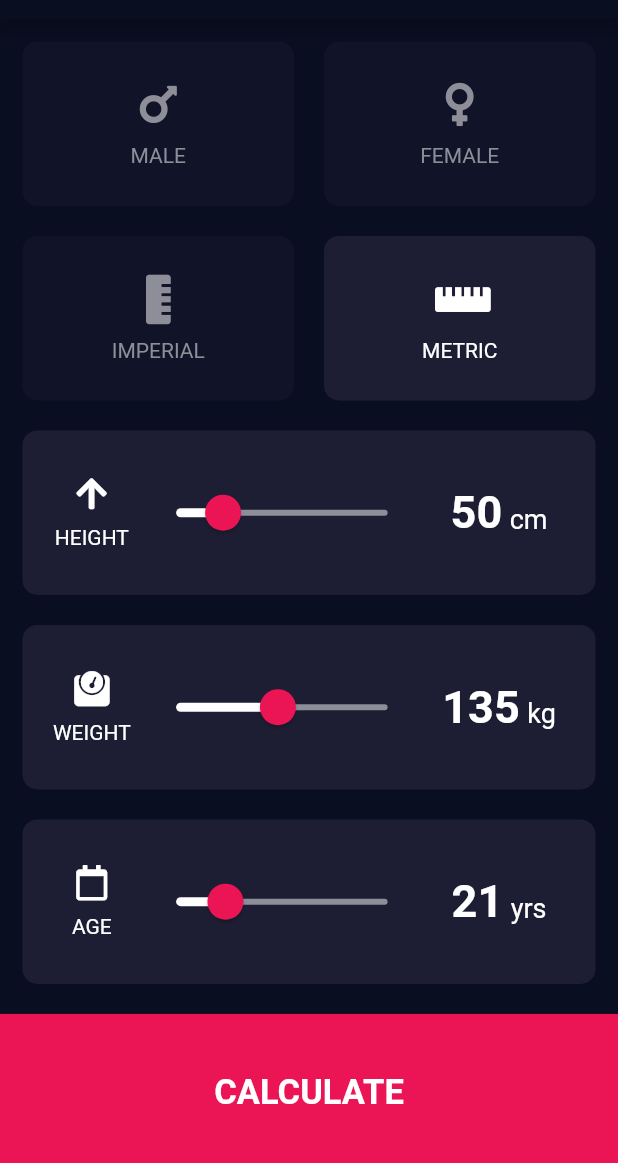
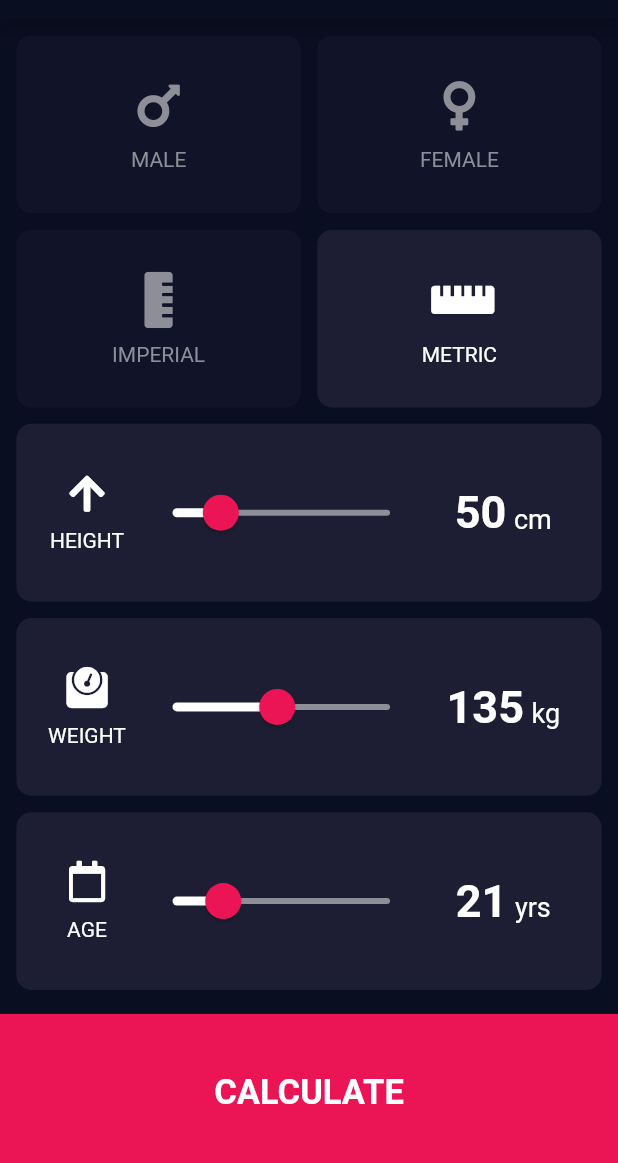
Before and after one commit to github-armin/flutter-bmi-calculator, a Flutter app: the screen it shows after launch, after a tap on "METRIC", on a phone screen of 412 x 824 dp, the part 65-1228 px from its top. Run offline on Flutter 3.47's test engine with Material 2 defaults, Android fonts, the phone set to English and light mode, and no system bars; our stand-ins replace font_awesome_flutter.

Commit message:
adding more dynamic sizes

```diff
--- a/lib/screens/input_screen.dart
+++ b/lib/screens/input_screen.dart
@@ -5,6 +5,7 @@ import 'package:bmi_calc/widgets/card_button.dart';
 import 'package:bmi_calc/widgets/submit_button.dart';
 import 'package:bmi_calc/widgets/card_slider.dart';
 import 'package:bmi_calc/helper/bmi.dart';
+import 'package:bmi_calc/size_config.dart';
 import 'package:bmi_calc/constants.dart';
 
 class InputScreen extends StatefulWidget {
@@ -22,6 +23,7 @@ class _InputScreenState extends State<InputScreen> {
 
   @override
   Widget build(BuildContext context) {
+    SizeConfig().init(context);
     return Scaffold(
       resizeToAvoidBottomPadding: false,
       appBar: AppBar(
@@ -33,7 +35,7 @@ class _InputScreenState extends State<InputScreen> {
           Expanded(
             flex: 6,
             child: Container(
-              padding: EdgeInsets.all(kScreenPadding),
+              padding: EdgeInsets.all(SizeConfig.screenPadding),
               child: Column(
                 crossAxisAlignment: CrossAxisAlignment.stretch,
                 children: [
--- a/lib/size_config.dart
+++ b/lib/size_config.dart
@@ -9,6 +9,8 @@ class SizeConfig {
   static double iconSize;
   static double cardSliderIconSize;
   static double cardButtonIconSize;
+  static double screenPadding;
+  static double cardWrapperMargin;
 
   void init(BuildContext context) {
     _mediaQueryData = MediaQuery.of(context);
@@ -17,7 +19,9 @@ class SizeConfig {
     blockSizeHorizontal = screenWidth / 100;
     blockSizeVertical = screenHeight / 100;
     iconSize = screenHeight / 20;
-    cardSliderIconSize = screenHeight / 35;
-    cardButtonIconSize = screenHeight / 25;
+    cardSliderIconSize = screenHeight / 30;
+    cardButtonIconSize = screenHeight / 22;
+    screenPadding = screenWidth / 75;
+    cardWrapperMargin = screenWidth / 75;
   }
 }
--- a/lib/widgets/card_wrapper.dart
+++ b/lib/widgets/card_wrapper.dart
@@ -1,4 +1,5 @@
 import 'package:flutter/material.dart';
+import 'package:bmi_calc/size_config.dart';
 import 'package:bmi_calc/constants.dart';
 
 class CardWrapper extends StatelessWidget {
@@ -14,11 +15,12 @@ class CardWrapper extends StatelessWidget {
 
   @override
   Widget build(BuildContext context) {
+    SizeConfig().init(context);
     return GestureDetector(
       onTap: onTap,
       child: Container(
         padding: EdgeInsets.all(kCardWrapperPadding),
-        margin: EdgeInsets.all(kCardWrapperMargin),
+        margin: EdgeInsets.all(SizeConfig.cardWrapperMargin),
         child: child,
         decoration: BoxDecoration(
           color: bgColor,
```
